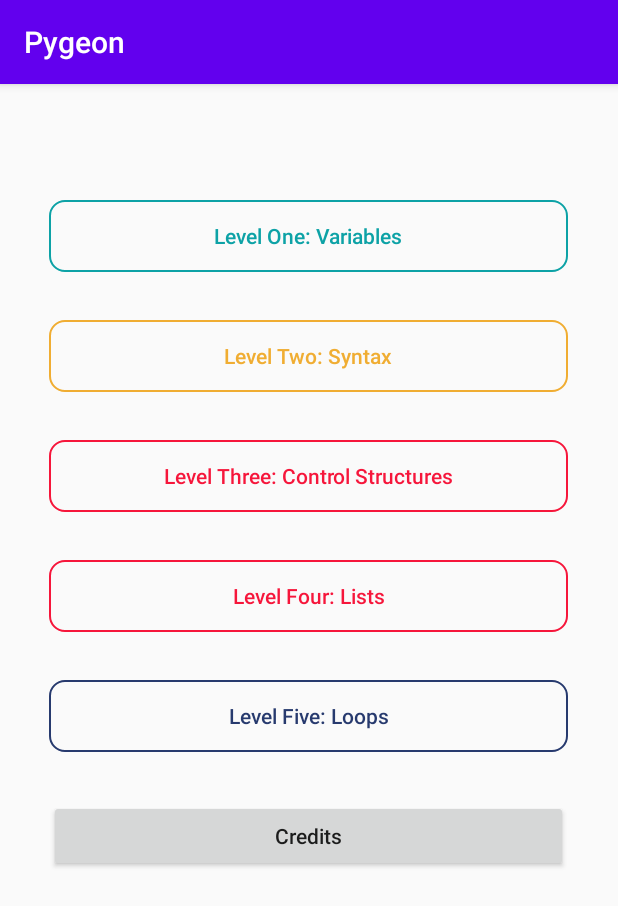
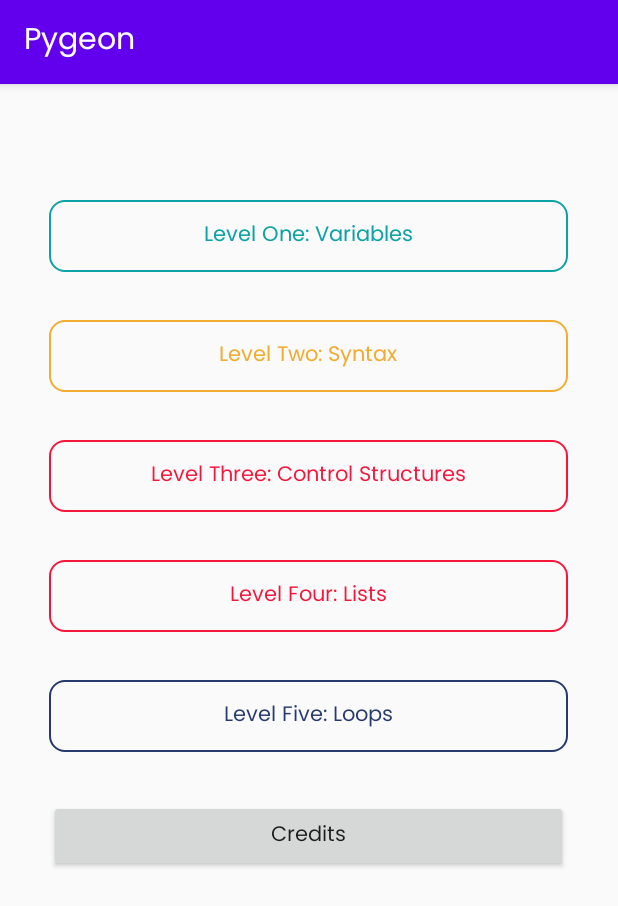
Before and after one commit to brekim/pygeon, an Android app: the screen it shows after launch (MainActivity), on a phone screen of 412 x 824 dp. Shown: the top 906 px of the screen. Run offline under Robolectric (Android 15) with nearby library versions, the phone set to English and light mode, and no system bars.

Commit message:
Tabs fixed by Ashveen
Co-authored-by: abfibonacci <abanga2022@francisparker.org>

```diff
--- a/app/src/main/java/com/example/pygeon/activities/LessonFive.java
+++ b/app/src/main/java/com/example/pygeon/activities/LessonFive.java
@@ -30,8 +30,10 @@ public class LessonFive extends AppCompatActivity {
         final ViewPager viewPager = findViewById(R.id.viewPager5);
 
         PagerAdapter5 pagerAdapter = new PagerAdapter5(getSupportFragmentManager(), tabLayout5.getTabCount());
+        viewPager.setAdapter(pagerAdapter);
 
         viewPager.setAdapter(pagerAdapter);
+        viewPager.addOnPageChangeListener(new TabLayout.TabLayoutOnPageChangeListener(tabLayout5));
 
         tabLayout5.addOnTabSelectedListener(new TabLayout.OnTabSelectedListener() {
             @Override
--- a/app/src/main/java/com/example/pygeon/activities/LessonFour.java
+++ b/app/src/main/java/com/example/pygeon/activities/LessonFour.java
@@ -30,8 +30,11 @@ public class LessonFour extends AppCompatActivity {
         final ViewPager viewPager = findViewById(R.id.viewPager4);
 
         PagerAdapter4 pagerAdapter = new PagerAdapter4(getSupportFragmentManager(), tabLayout4.getTabCount());
+        viewPager.setAdapter(pagerAdapter);
 
         viewPager.setAdapter(pagerAdapter);
+        viewPager.addOnPageChangeListener(new TabLayout.TabLayoutOnPageChangeListener(tabLayout4));
+
 
         tabLayout4.addOnTabSelectedListener(new TabLayout.OnTabSelectedListener() {
             @Override
--- a/app/src/main/java/com/example/pygeon/activities/LessonOne.java
+++ b/app/src/main/java/com/example/pygeon/activities/LessonOne.java
@@ -30,8 +30,10 @@ public class LessonOne extends AppCompatActivity {
         final ViewPager viewPager = findViewById(R.id.viewPager1);
 
         PagerAdapter1 pagerAdapter = new PagerAdapter1(getSupportFragmentManager(), tabLayout1.getTabCount());
+        viewPager.setAdapter(pagerAdapter);
 
         viewPager.setAdapter(pagerAdapter);
+        viewPager.addOnPageChangeListener(new TabLayout.TabLayoutOnPageChangeListener(tabLayout1));
 
         tabLayout1.addOnTabSelectedListener(new TabLayout.OnTabSelectedListener() {
             @Override
--- a/app/src/main/java/com/example/pygeon/activities/LessonThree.java
+++ b/app/src/main/java/com/example/pygeon/activities/LessonThree.java
@@ -30,8 +30,10 @@ public class LessonThree extends AppCompatActivity {
         final ViewPager viewPager = findViewById(R.id.viewPager3);
 
         PagerAdapter3 pagerAdapter = new PagerAdapter3(getSupportFragmentManager(), tabLayout3.getTabCount());
+        viewPager.setAdapter(pagerAdapter);
 
         viewPager.setAdapter(pagerAdapter);
+        viewPager.addOnPageChangeListener(new TabLayout.TabLayoutOnPageChangeListener(tabLayout3));
 
         tabLayout3.addOnTabSelectedListener(new TabLayout.OnTabSelectedListener() {
             @Override
--- a/app/src/main/java/com/example/pygeon/activities/LessonTwo.java
+++ b/app/src/main/java/com/example/pygeon/activities/LessonTwo.java
@@ -30,8 +30,11 @@ public class LessonTwo extends AppCompatActivity {
         final ViewPager viewPager = findViewById(R.id.viewPager2);
 
         PagerAdapter2 pagerAdapter = new PagerAdapter2(getSupportFragmentManager(), tabLayout2.getTabCount());
+        viewPager.setAdapter(pagerAdapter);
 
         viewPager.setAdapter(pagerAdapter);
+        viewPager.addOnPageChangeListener(new TabLayout.TabLayoutOnPageChangeListener(tabLayout2));
+
 
         tabLayout2.addOnTabSelectedListener(new TabLayout.OnTabSelectedListener() {
             @Override
--- a/app/src/main/res/layout/activity_main.xml
+++ b/app/src/main/res/layout/activity_main.xml
@@ -8,16 +8,18 @@
     tools:context=".activities.MainActivity">
 
     <!-- Creating the menu here -->
+
     <Button
         android:id="@+id/buttonOne"
         android:layout_width="346dp"
         android:layout_height="wrap_content"
         android:layout_centerHorizontal="true"
         android:layout_marginTop="77dp"
+        android:background="@drawable/teal_button"
         android:text="Level One: Variables"
         android:textAllCaps="false"
-        android:background="@drawable/teal_button"
         android:textColor="#0da2a6"
+        android:fontFamily="@font/poppinsbold"
     />
 
     <Button
@@ -30,6 +32,7 @@
         android:textAllCaps="false"
         android:background="@drawable/orange_button"
         android:textColor="#f0ad32"
+        android:font="@font/poppinsbold"
     />
 
     <Button
@@ -42,6 +45,7 @@
         android:textAllCaps="false"
         android:background="@drawable/bandana_button"
         android:textColor="#f6163b"
+        android:font="@font/poppinsbold"
     />
 
     <Button
@@ -54,6 +58,7 @@
         android:textAllCaps="false"
         android:background="@drawable/red_button"
         android:textColor="#f6163b"
+        android:font="@font/poppinsbold"
     />
 
     <Button
@@ -66,6 +71,7 @@
         android:textAllCaps="false"
         android:background="@drawable/navy_button"
         android:textColor="#273a6e"
+        android:font="@font/poppinsbold"
     />
 
     <Button
--- a/app/src/main/res/values/styles.xml
+++ b/app/src/main/res/values/styles.xml
@@ -5,6 +5,8 @@
         <item name="colorPrimary">@color/colorPrimary</item>
         <item name="colorPrimaryDark">@color/colorPrimaryDark</item>
         <item name="colorAccent">@color/colorAccent</item>
+        <item name="fontFamily">@font/poppinsregular</item>
+        <item name="android:fontFamily">@font/poppinsregular</item>
     </style>
 
 </resources>
```
Also changed, not shown: app/src/main/res/font/poppinsbold.ttf (added), app/src/main/res/font/poppinslight.ttf (added), app/src/main/res/font/poppinsmedium.ttf (added), app/src/main/res/font/poppinsregular.ttf (added).
